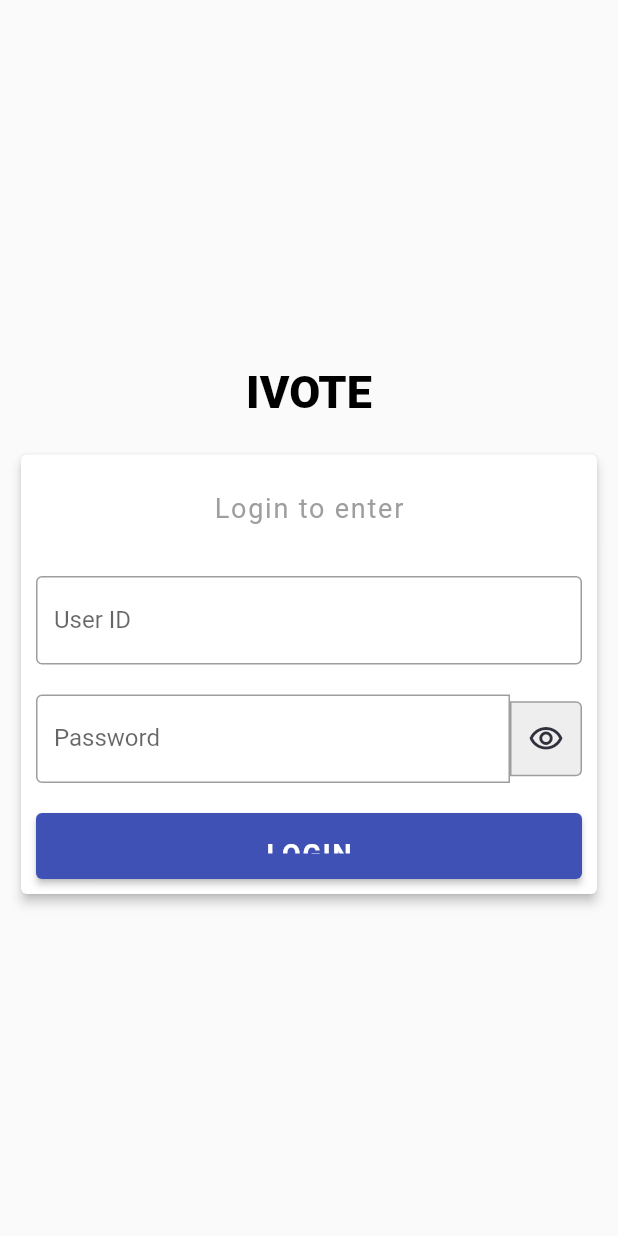
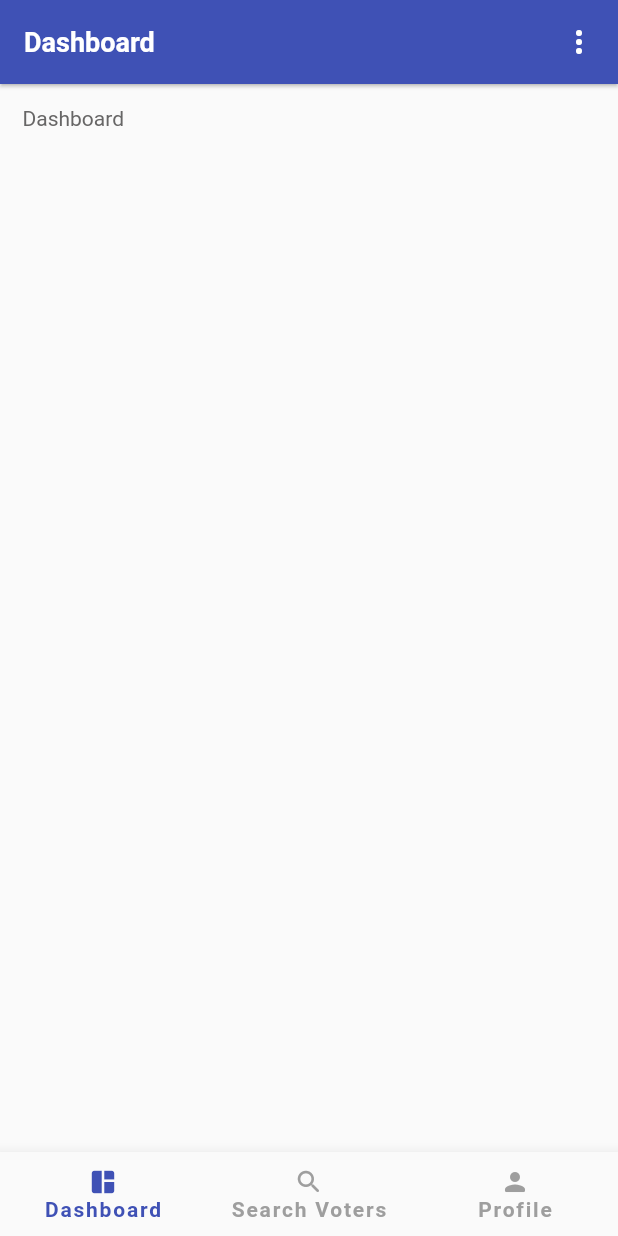
Before and after one commit to abdulrazakshaikh/ivote, a Flutter app: the screen it shows after launch, after a tap on "LOGIN", on a phone screen of 412 x 824 dp. Run offline on Flutter 3.47's test engine with Material 2 defaults, Android fonts, the phone set to English and light mode, and no system bars; our stand-ins replace google_fonts; Roboto replaces fonts that are missing (Source Sans Pro).

Commit message:
Add files via upload

```diff
--- /dev/null
+++ b/lib/ui/dashboard.dart
@@ -0,0 +1,123 @@
+import 'dart:ui';
+import 'package:flutter/cupertino.dart';
+import 'package:flutter/material.dart';
+import 'package:flutter/painting.dart';
+import 'package:i_vote/ui/profile.dart';
+import 'package:i_vote/ui/searchVoters.dart';
+
+
+class Dashboard extends StatefulWidget {
+  @override
+  _DashboardState createState() => _DashboardState();
+}
+
+
+class _DashboardState extends State<Dashboard> with TickerProviderStateMixin{
+
+  int _currentIndex = 0;
+  void handleClick(String value) {
+    switch (value) {
+      case 'Logout':
+        break;
+      case 'Language':
+        break;
+      case 'Gender Report':
+        break;
+      case 'Voter Status':
+        break;
+      case 'Part No. Search':
+        break;
+      case 'Building Wise Search':
+        break;
+
+    }
+  }
+
+
+  @override
+  Widget build(BuildContext context) {
+  return Scaffold(
+    bottomNavigationBar: BottomNavigationBar(
+      currentIndex: 0,
+      iconSize: 20,
+      unselectedItemColor: Colors.grey,
+      selectedItemColor: Theme.of(context).colorScheme.primary,
+      selectedLabelStyle: Theme.of(context).textTheme.bodyText2!.merge(TextStyle(fontWeight: FontWeight.bold, letterSpacing: 1.2)),
+      unselectedLabelStyle: Theme.of(context).textTheme.bodyText2!.merge(TextStyle(fontWeight: FontWeight.w600, letterSpacing: 1.2)),
+      onTap: (int _currentIndex){
+        Navigator.push(context,
+          MaterialPageRoute(
+            builder: (BuildContext context) =>
+            _currentIndex == 0 ?
+            Dashboard()
+            :
+            _currentIndex == 1 ?
+            SearchVoters()
+            :
+            _currentIndex == 2 ?
+            Profile()
+            :
+            Container(),
+
+          )
+        );
+      },
+      items: const <BottomNavigationBarItem>[
+        BottomNavigationBarItem(
+          icon: Icon(Icons.space_dashboard),
+          label: 'Dashboard',
+        ),
+        BottomNavigationBarItem(
+          icon: Icon(Icons.search_rounded),
+          label: 'Search Voters',
+        ),
+        BottomNavigationBarItem(
+          icon: Icon(Icons.person_rounded),
+          label: 'Profile',
+        ),
+      ],
+    ),
+    appBar: AppBar(
+        automaticallyImplyLeading : false,
+        elevation: 1,
+        actions: [
+          Container(
+            width: 42, height: 42,
+            // decoration: BoxDecoration(
+            //   borderRadius: BorderRadius.circular(10),
+            //   color: Theme.of(context).primaryColor,
+            // ),
+            margin: EdgeInsets.all(5),
+            child: PopupMenuButton(
+              onSelected: handleClick,
+              itemBuilder: (BuildContext context) {
+                return {
+                  'Logout',
+                  'Language',
+                  'Gender Report',
+                  'Voter Status',
+                  'Part No. Search',
+                  'Building Wise Search'
+                }.map((choice) {
+                  return PopupMenuItem(
+                    value: choice,
+                    child: Text(choice),
+                  );
+                }).toList();
+              },
+            ),
+          ),
+        ],
+        title: Text('Dashboard'),
+        titleTextStyle: Theme.of(context).appBarTheme.titleTextStyle,
+
+      ),
+    body: Padding(
+      padding: EdgeInsets.all(15),
+      child: Text('Dashboard'),
+    ),
+
+
+    );
+  }
+}
--- a/lib/ui/login.dart
+++ b/lib/ui/login.dart
@@ -5,6 +5,7 @@ import 'package:flutter/material.dart';
 import 'package:flutter/painting.dart';
 import 'package:flutter/rendering.dart';
 import 'package:flutter/widgets.dart';
+import 'package:i_vote/ui/dashboard.dart';
 
 
 class Login extends StatefulWidget {
@@ -121,7 +122,13 @@ class _LoginState extends State<Login> with TickerProviderStateMixin{
                     height: 64,
                       padding: EdgeInsets.all(10),
                       child: ElevatedButton(
-                        onPressed: (){},
+                        onPressed: (){
+                          Navigator.push(context,
+                            MaterialPageRoute(
+                              builder: (BuildContext context) => Dashboard()
+                            )
+                          );
+                        },
                         style: ElevatedButton.styleFrom(
                           primary: Theme.of(context).colorScheme.primary,
                           padding: EdgeInsets.symmetric(horizontal: 15, vertical: 17),
```
Also changed, not shown: lib/ui/profile.dart (added, +118 -0 lines), lib/ui/searchVoters.dart (added, +243 -0 lines). Lines whose indentation alone changed are shown as unchanged.
